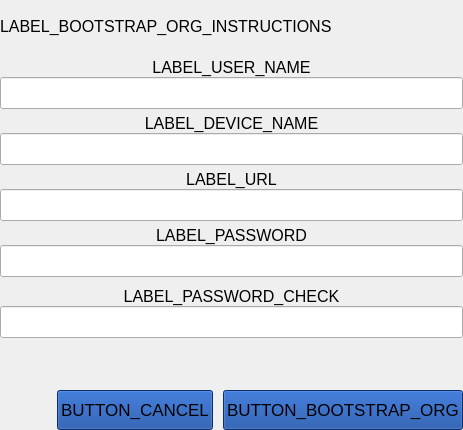
Qt form parsec/core/gui/forms/bootstrap_organization_widget.ui (Scille/parsec-cloud) before a commit.
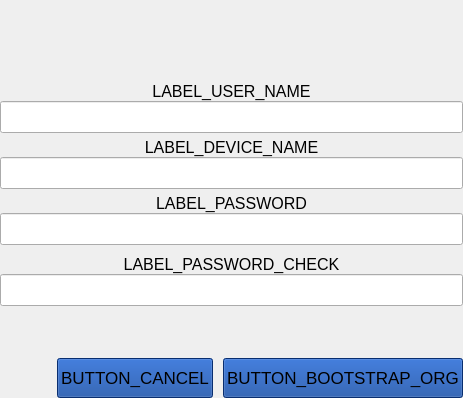
The same form after that commit. Custom widgets are drawn as their Qt base class.

Commit message: [GUI] Changed the way claim/bootstrap is done

Patch:
```diff
--- a/parsec/core/gui/forms/bootstrap_organization_widget.ui
+++ b/parsec/core/gui/forms/bootstrap_organization_widget.ui
@@ -7,7 +7,7 @@
     <x>0</x>
     <y>0</y>
     <width>463</width>
-    <height>430</height>
+    <height>398</height>
    </rect>
   </property>
   <property name="windowTitle">
@@ -61,7 +61,7 @@
       </font>
      </property>
      <property name="text">
-      <string>LABEL_BOOTSTRAP_ORG_INSTRUCTIONS</string>
+      <string/>
      </property>
      <property name="scaledContents">
       <bool>false</bool>
@@ -199,43 +199,6 @@
            </item>
           </layout>
          </item>
-         <item>
-          <layout class="QVBoxLayout" name="verticalLayout_9">
-           <property name="spacing">
-            <number>0</number>
-           </property>
-           <item>
-            <widget class="QLabel" name="label_10">
-             <property name="font">
-              <font>
-               <pointsize>12</pointsize>
-              </font>
-             </property>
-             <property name="text">
-              <string>LABEL_URL</string>
-             </property>
-             <property name="alignment">
-              <set>Qt::AlignCenter</set>
-             </property>
-            </widget>
-           </item>
-           <item>
-            <widget class="QLineEdit" name="line_edit_url">
-             <property name="minimumSize">
-              <size>
-               <width>0</width>
-               <height>32</height>
-              </size>
-             </property>
-             <property name="font">
-              <font>
-               <pointsize>12</pointsize>
-              </font>
-             </property>
-            </widget>
-           </item>
-          </layout>
-         </item>
          <item>
           <widget class="QWidget" name="widget_password" native="true">
            <layout class="QVBoxLayout" name="verticalLayout_2">
```
Left out of the diff: 2 changed lines with no effect on the pictures. The commit also changes 19 other files.
